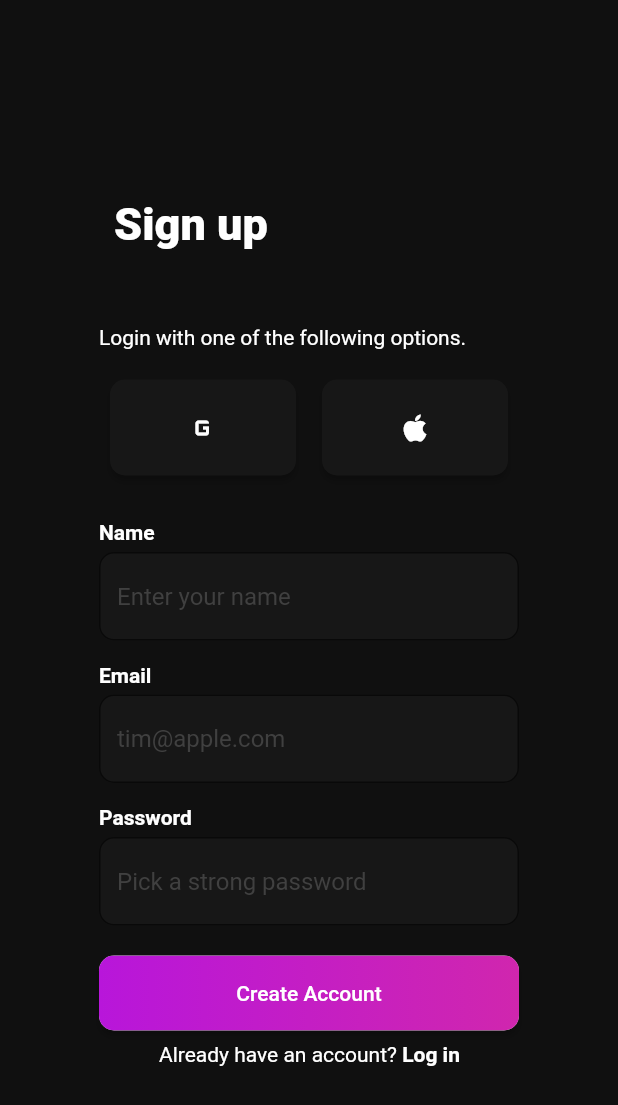
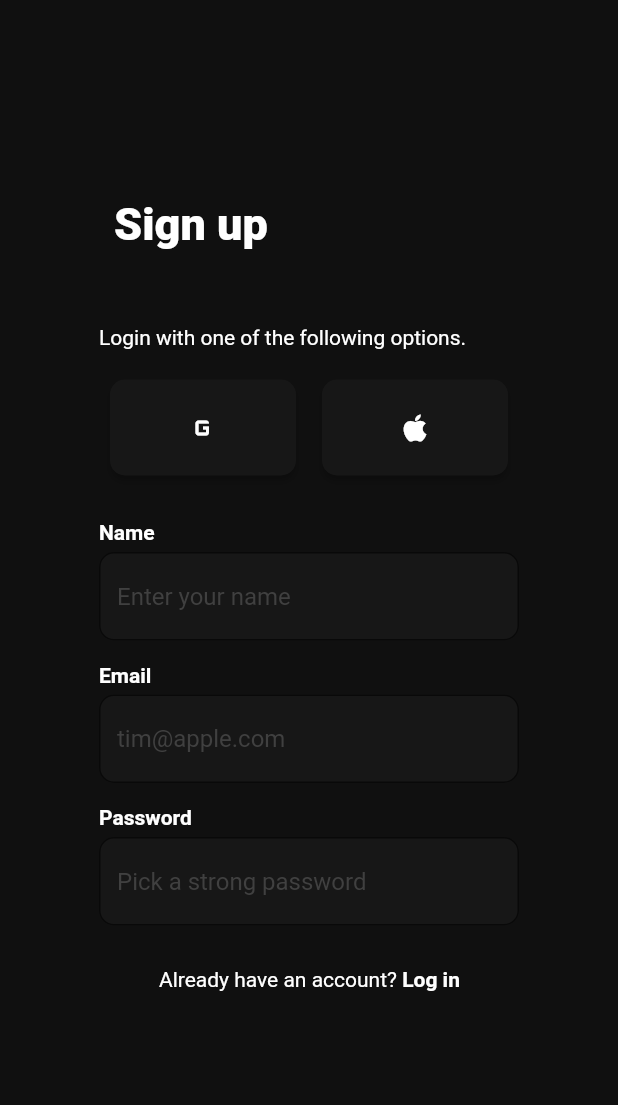
Before and after one commit to hmoeedirfan/login_page_UI, a Flutter app: the screen it shows after launch, after a tap on "Sign up", on a phone screen of 412 x 824 dp. Shown: the top 1105 px of the screen. Run offline on Flutter 3.47's test engine with Material 2 defaults, Android fonts, the phone set to English and light mode, and no system bars.

Commit message:
add new files

```diff
--- a/lib/login_page.dart
+++ b/lib/login_page.dart
@@ -161,38 +161,39 @@ class LoginPage extends StatelessWidget {
                     SizedBox(
                       height: 20,
                     ),
-                    Padding(
-                      padding: const EdgeInsets.fromLTRB(10, 0, 0, 0),
-                      child: RaisedButton(
-                        onPressed: () {},
-                        shape: RoundedRectangleBorder(
-                          borderRadius: BorderRadius.circular(10),
-                        ),
-                        padding: EdgeInsets.all(0.0),
-                        child: Ink(
-                          decoration: BoxDecoration(
-                              gradient: LinearGradient(
-                                colors: [
-                                  Color(0xffB816DA),
-                                  Color(0xffD026AE),
-                                ],
-                                begin: Alignment.centerLeft,
-                                end: Alignment.centerRight,
-                              ),
-                              borderRadius: BorderRadius.circular(10)),
-                          child: Container(
-                            constraints: BoxConstraints(
-                                maxWidth: 280.0, minHeight: 50.0),
-                            alignment: Alignment.center,
-                            child: Text(
-                              "Log in",
-                              textAlign: TextAlign.center,
-                              style: TextStyle(color: Colors.white),
-                            ),
-                          ),
-                        ),
-                      ),
-                    ),
+                    // Padding(
+                    //   padding: const EdgeInsets.fromLTRB(10, 0, 0, 0),
+                    //   child: RaisedButton(
+                    //     onPressed: () {},
+                    //     shape: RoundedRectangleBorder(
+                    //       borderRadius: BorderRadius.circular(10),
+                    //     ),
+                    //     padding: EdgeInsets.all(0.0),
+                    //     child: Ink(
+                    //       decoration: BoxDecoration(
+                    //           gradient: LinearGradient(
+                    //             colors: [
+                    //               Color(0xffB816DA),
+                    //               Color(0xffD026AE),
+                    //             ],
+                    //             begin: Alignment.centerLeft,
+                    //             end: Alignment.centerRight,
+                    //           ),
+                    //           borderRadius: BorderRadius.circular(10)),
+                    //       child: Container(
+                    //         constraints: BoxConstraints(
+                    //             maxWidth: 280.0, minHeight: 50.0),
+                    //         alignment: Alignment.center,
+                    //         child: Text(
+                    //           "Log in",
+                    //           textAlign: TextAlign.center,
+                    //           style: TextStyle(color: Colors.white),
+                    //         ),
+                    //       ),
+                    //     ),
+                    //   ),
+                    // ),
+
                     Row(
                       children: [
                         Padding(
--- a/lib/sign_up.dart
+++ b/lib/sign_up.dart
@@ -20,8 +20,9 @@ class SignUp extends StatelessWidget {
                 height: 600,
                 width: 300,
                 decoration: BoxDecoration(
-                    // color: Colors.white,
-                    color: Color(0xFF101010)),
+                  // color: Colors.white,
+                  color: Color(0xFF101010),
+                ),
                 child: Column(
                   crossAxisAlignment: CrossAxisAlignment.start,
                   children: [
@@ -199,39 +200,39 @@ class SignUp extends StatelessWidget {
                       height: 20,
                     ),
                     // // Creating Button
-                    Padding(
-                      padding: const EdgeInsets.fromLTRB(10, 0, 0, 0),
-                      // ignore: deprecated_member_use
-                      child: RaisedButton(
-                        onPressed: () {},
-                        shape: RoundedRectangleBorder(
-                          borderRadius: BorderRadius.circular(10),
-                        ),
-                        padding: EdgeInsets.all(0.0),
-                        child: Ink(
-                          decoration: BoxDecoration(
-                              gradient: LinearGradient(
-                                colors: [
-                                  Color(0xffB816DA),
-                                  Color(0xffD026AE),
-                                ],
-                                begin: Alignment.centerLeft,
-                                end: Alignment.centerRight,
-                              ),
-                              borderRadius: BorderRadius.circular(10)),
-                          child: Container(
-                            constraints: BoxConstraints(
-                                maxWidth: 280.0, minHeight: 50.0),
-                            alignment: Alignment.center,
-                            child: Text(
-                              "Create Account",
-                              textAlign: TextAlign.center,
-                              style: TextStyle(color: Colors.white),
-                            ),
-                          ),
-                        ),
-                      ),
-                    ),
+                    // Padding(
+                    //   padding: const EdgeInsets.fromLTRB(10, 0, 0, 0),
+                    //   // ignore: deprecated_member_use
+                    //   child: RaisedButton(
+                    //     onPressed: () {},
+                    //     shape: RoundedRectangleBorder(
+                    //       borderRadius: BorderRadius.circular(10),
+                    //     ),
+                    //     padding: EdgeInsets.all(0.0),
+                    //     child: Ink(
+                    //       decoration: BoxDecoration(
+                    //           gradient: LinearGradient(
+                    //             colors: [
+                    //               Color(0xffB816DA),
+                    //               Color(0xffD026AE),
+                    //             ],
+                    //             begin: Alignment.centerLeft,
+                    //             end: Alignment.centerRight,
+                    //           ),
+                    //           borderRadius: BorderRadius.circular(10)),
+                    //       child: Container(
+                    //         constraints: BoxConstraints(
+                    //             maxWidth: 280.0, minHeight: 50.0),
+                    //         alignment: Alignment.center,
+                    //         child: Text(
+                    //           "Create Account",
+                    //           textAlign: TextAlign.center,
+                    //           style: TextStyle(color: Colors.white),
+                    //         ),
+                    //       ),
+                    //     ),
+                    //   ),
+                    // ),
                     Row(
                       children: [
                         Padding(
```
Also changed, not shown: pubspec.lock.
